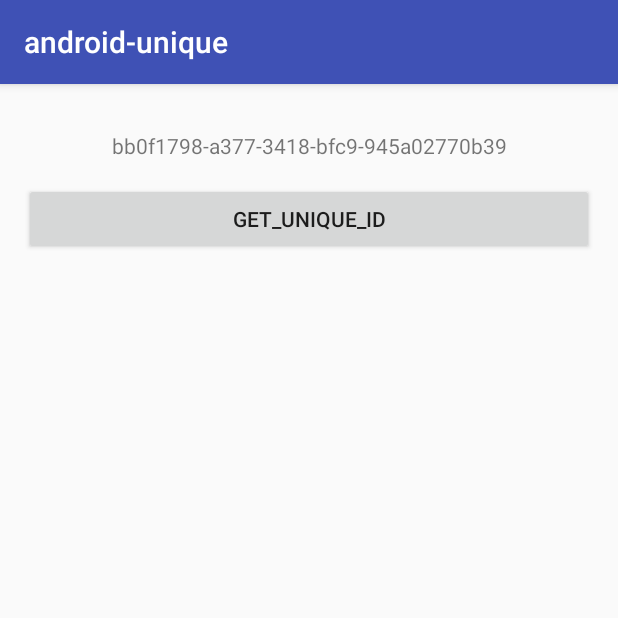
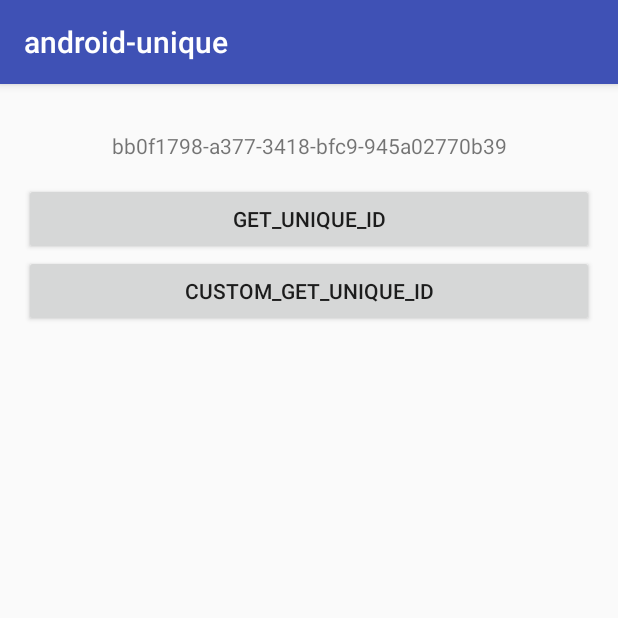
Before and after one commit to xesam/android-unique, an Android app: the screen it shows after launch (MainActivity), after a tap on "GET_UNIQUE_ID", on a phone screen of 412 x 824 dp, the top half of it. Run offline under Robolectric (Android 15) with nearby library versions, the phone set to English and light mode, and no system bars.

Commit message:
CustomUniqueGenerator

```diff
--- a/android-unique-demo/src/main/java/com/github/xesam/android/unique/MainActivity.java
+++ b/android-unique-demo/src/main/java/com/github/xesam/android/unique/MainActivity.java
@@ -10,17 +10,23 @@ import com.github.xesam.android.unique.demo.R;
 public class MainActivity extends AppCompatActivity {
 
     TextView vTv;
-    Unique unique;
 
     @Override
     protected void onCreate(Bundle savedInstanceState) {
         super.onCreate(savedInstanceState);
         setContentView(R.layout.activity_main);
         vTv = (TextView) findViewById(R.id.content);
-        unique = new Unique(this);
         findViewById(R.id.get_unique_id).setOnClickListener(new View.OnClickListener() {
             @Override
             public void onClick(View v) {
+                Unique unique = new Unique(getApplicationContext());
+                vTv.setText(unique.getUniqueId());
+            }
+        });
+        findViewById(R.id.custom_get_unique_id).setOnClickListener(new View.OnClickListener() {
+            @Override
+            public void onClick(View v) {
+                Unique unique = new Unique(getApplicationContext(), new CustomUniqueGenerator());
                 vTv.setText(unique.getUniqueId());
             }
         });
--- a/android-unique-demo/src/main/res/layout/activity_main.xml
+++ b/android-unique-demo/src/main/res/layout/activity_main.xml
@@ -21,4 +21,10 @@
         android:layout_width="match_parent"
         android:layout_height="wrap_content"
         android:text="get_unique_id" />
+
+    <Button
+        android:id="@+id/custom_get_unique_id"
+        android:layout_width="match_parent"
+        android:layout_height="wrap_content"
+        android:text="custom_get_unique_id" />
 </LinearLayout>
```
Also changed, not shown: android-unique-demo/src/main/java/com/github/xesam/android/unique/CustomUniqueGenerator.java (added, +32 -0 lines).
